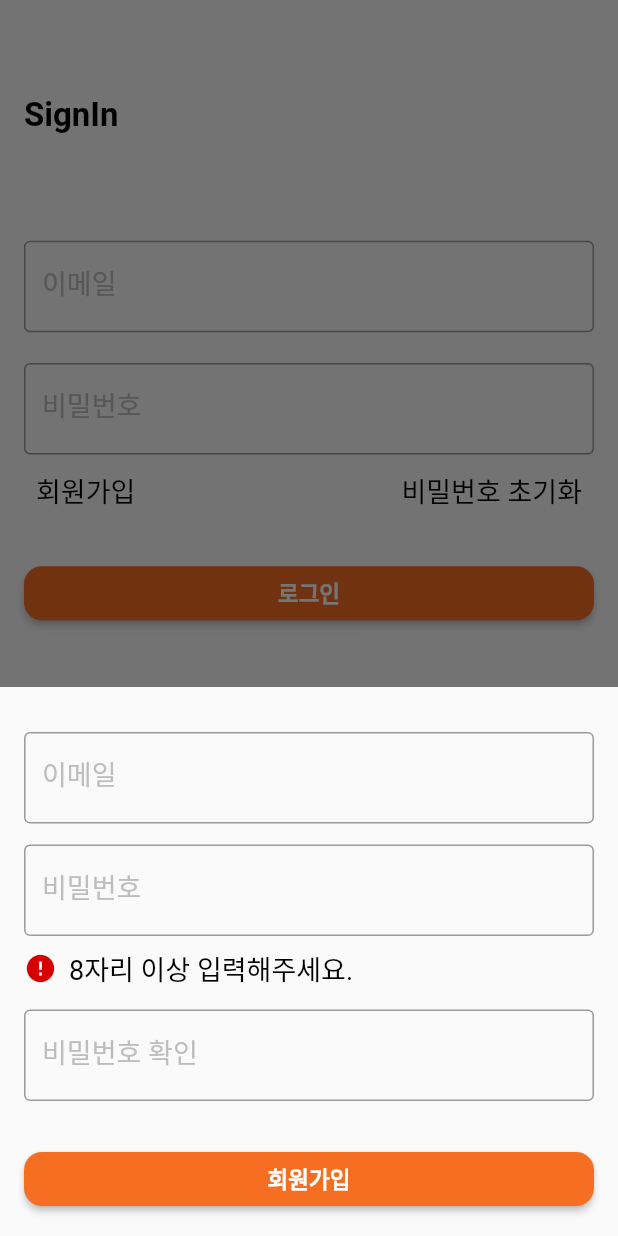
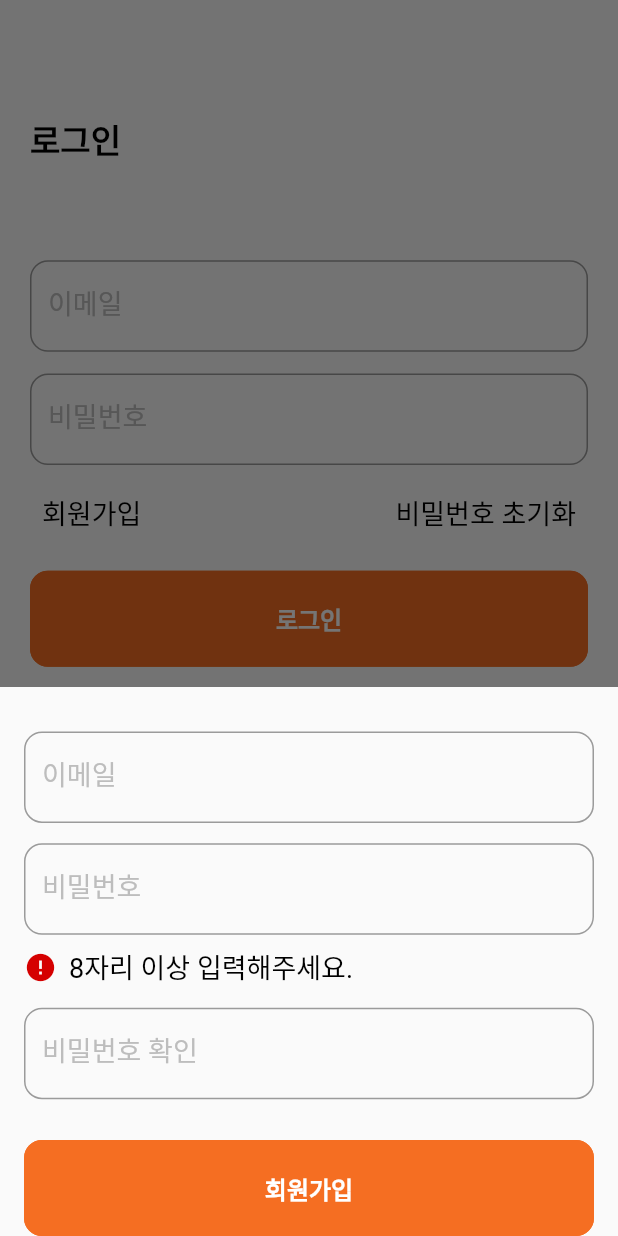
Before and after one commit to EvilStorm/OneDayMate-Flutter, a Flutter app: the SignInScreen screen opened by its route, after a tap on "회원가입", on a phone screen of 412 x 824 dp. Run offline on Flutter 3.47's test engine with Material 2 defaults, Android fonts, the phone set to English and light mode, and no system bars; our stand-ins replace expandable, firebase_auth, firebase_core, firebase_messaging, flutter_html, flutter_svg and 6 more; missing offline and left inert: flutter_facebook_auth, http_interceptor, kakao_flutter_sdk; accounts and stored records are empty; statements that could not run were skipped.

Commit message:
added theme and space const value change

```diff
--- a/lib/constants/color_store.dart
+++ b/lib/constants/color_store.dart
@@ -1,5 +1,6 @@
 import 'package:flutter/material.dart';
 
 class ColorStore {
-  static const fontBasicColor = Color(0xFF282843);
+  static const primaryColor = Color(0xFFF56E22);
+  static const textDismissColor = Color(0xFF999999);
 }
--- a/lib/constants/constants.dart
+++ b/lib/constants/constants.dart
@@ -1,3 +1,3 @@
 class Constants {
-  static const double sapceGap = 16.0;
+  static const double sapceGap = 4.0;
 }
--- /dev/null
+++ b/lib/screens/components/button.dart
@@ -0,0 +1,39 @@
+import 'package:flutter/material.dart';
+import 'package:flutter/src/foundation/key.dart';
+import 'package:flutter/src/widgets/framework.dart';
+import 'package:odm/constants/constants.dart';
+
+class Button extends StatelessWidget {
+  final String text;
+  final bool? isAccent;
+  final Function? action;
+  const Button({Key? key, required this.text, this.isAccent, this.action})
+      : super(key: key);
+
+  @override
+  Widget build(BuildContext context) {
+    return OutlinedButton(
+      style: OutlinedButton.styleFrom(
+        shape: RoundedRectangleBorder(
+            borderRadius: BorderRadius.circular(Constants.sapceGap * 3)),
+        backgroundColor:
+            (isAccent ?? false) ? Theme.of(context).primaryColor : Colors.white,
+        side: BorderSide(
+          width: 2,
+          color: (isAccent ?? false)
+              ? Theme.of(context).primaryColor
+              : const Color(0xFFD6D6D6),
+        ),
+      ),
+      onPressed: () => action?.call(),
+      child: Padding(
+        padding: const EdgeInsets.symmetric(vertical: Constants.sapceGap * 5),
+        child: Text(
+          text,
+          style: Theme.of(context).textTheme.button!.copyWith(
+              color: (isAccent ?? false) ? Colors.white : Colors.black),
+        ),
+      ),
+    );
+  }
+}
--- a/lib/screens/sign/screen_sign_in.dart
+++ b/lib/screens/sign/screen_sign_in.dart
@@ -27,16 +27,16 @@ class _SignInScreenState extends State<SignInScreen> {
               children: [
                 Padding(
                   padding: const EdgeInsets.symmetric(
-                      horizontal: Constants.sapceGap),
+                      horizontal: Constants.sapceGap * 5),
                   child: Column(
                     children: [
                       const SizedBox(
-                        height: Constants.sapceGap * 4,
+                        height: 76,
                       ),
                       Align(
                         alignment: Alignment.topLeft,
                         child: Text(
-                          'SignIn',
+                          '로그인',
                           style: Theme.of(context).textTheme.headline3,
                         ),
                       ),
@@ -45,20 +45,20 @@ class _SignInScreenState extends State<SignInScreen> {
                       ),
                       const SizedBox(height: 300.0, child: SignInWithEmail()),
                       const SizedBox(
-                        height: Constants.sapceGap / 2,
+                        height: Constants.sapceGap * 2,
                       ),
                       const SizedBox(
-                        height: Constants.sapceGap * 2,
+                        height: Constants.sapceGap * 8,
                       ),
                       const HorizentalBorder(),
                       const SizedBox(
-                        height: Constants.sapceGap * 2,
+                        height: Constants.sapceGap * 8,
                       ),
                       ThirdPartySignInSection(
                         height: 100,
                       ),
                       const SizedBox(
-                        height: Constants.sapceGap * 4,
+                        height: Constants.sapceGap * 2,
                       ),
                     ],
                   ),
--- a/lib/screens/sign/thrid_party_sign_in/button_circle.dart
+++ b/lib/screens/sign/thrid_party_sign_in/button_circle.dart
@@ -14,7 +14,7 @@ class CircleButton extends StatelessWidget {
     return ElevatedButton(
         style: ElevatedButton.styleFrom(
           shape: const CircleBorder(),
-          padding: const EdgeInsets.all(Constants.sapceGap / 2),
+          padding: const EdgeInsets.all(Constants.sapceGap * 2),
           primary: backgroundColor ?? Colors.white,
         ),
         onPressed: () {
--- a/lib/screens/sign/thrid_party_sign_in/button_sig_in_pull.dart
+++ b/lib/screens/sign/thrid_party_sign_in/button_sig_in_pull.dart
@@ -33,7 +33,7 @@ class ThridPartySignInButton extends StatelessWidget {
           callback();
         },
         child: Padding(
-          padding: const EdgeInsets.all(Constants.sapceGap / 2),
+          padding: const EdgeInsets.all(Constants.sapceGap * 2),
           child: Row(
             mainAxisAlignment: MainAxisAlignment.start,
             children: <Widget>[
@@ -48,7 +48,7 @@ class ThridPartySignInButton extends StatelessWidget {
               ),
               Container(
                   padding: const EdgeInsets.symmetric(
-                      horizontal: Constants.sapceGap / 2),
+                      horizontal: Constants.sapceGap * 2),
                   child: Text(
                     title,
                     style: TextStyle(
--- a/lib/screens/sign/thrid_party_sign_in/widget_border_horizental.dart
+++ b/lib/screens/sign/thrid_party_sign_in/widget_border_horizental.dart
@@ -16,7 +16,7 @@ class HorizentalBorder extends StatelessWidget {
         ),
       ),
       Padding(
-        padding: const EdgeInsets.symmetric(horizontal: Constants.sapceGap * 2),
+        padding: const EdgeInsets.symmetric(horizontal: Constants.sapceGap * 8),
         child: Text(
           'OR',
           style: Theme.of(context).textTheme.bodyText1,
--- a/lib/screens/sign/widget_add_account_email.dart
+++ b/lib/screens/sign/widget_add_account_email.dart
@@ -2,6 +2,7 @@ import 'package:flutter/material.dart';
 import 'package:get/get.dart';
 import 'package:odm/constants/constants.dart';
 import 'package:odm/controllers/controller_email_sign_in.dart';
+import 'package:odm/screens/components/button.dart';
 
 class AddAccountWithEmail extends StatefulWidget {
   final double? height;
@@ -21,7 +22,8 @@ class _AddAccountWithEmailState extends State<AddAccountWithEmail> {
 
   @override
   Widget build(BuildContext context) {
-    return SizedBox(
+    return SafeArea(
+      child: SizedBox(
         height: widget.height,
         child: Column(
           mainAxisSize: MainAxisSize.min,
@@ -35,7 +37,6 @@ class _AddAccountWithEmailState extends State<AddAccountWithEmail> {
               keyboardType: TextInputType.emailAddress,
               style: Theme.of(context).textTheme.bodyText1,
               decoration: const InputDecoration(
-              border: OutlineInputBorder(),
                 labelText: '이메일',
               ),
             ),
@@ -47,7 +48,6 @@ class _AddAccountWithEmailState extends State<AddAccountWithEmail> {
               obscureText: true,
               style: Theme.of(context).textTheme.bodyText1,
               decoration: const InputDecoration(
-              border: OutlineInputBorder(),
                 labelText: '비밀번호',
               ),
             ),
@@ -57,7 +57,7 @@ class _AddAccountWithEmailState extends State<AddAccountWithEmail> {
                 child: Padding(
                   padding: const EdgeInsets.fromLTRB(
                     0.0,
-                  Constants.sapceGap / 2,
+                    Constants.sapceGap * 2,
                     0.0,
                     0.0,
                   ),
@@ -69,7 +69,7 @@ class _AddAccountWithEmailState extends State<AddAccountWithEmail> {
                         color: Theme.of(context).errorColor,
                       ),
                       const SizedBox(
-                      width: Constants.sapceGap / 2,
+                        width: Constants.sapceGap * 2,
                       ),
                       Text(
                         '8자리 이상 입력해주세요.',
@@ -88,7 +88,6 @@ class _AddAccountWithEmailState extends State<AddAccountWithEmail> {
               obscureText: true,
               style: Theme.of(context).textTheme.bodyText1,
               decoration: const InputDecoration(
-              border: OutlineInputBorder(),
                 labelText: '비밀번호 확인',
               ),
             ),
@@ -97,22 +96,19 @@ class _AddAccountWithEmailState extends State<AddAccountWithEmail> {
             ),
             SizedBox(
               width: MediaQuery.of(context).size.width,
-            child: ElevatedButton(
-              onPressed: () {
+              child: Button(
+                text: '회원가입',
+                isAccent: true,
+                action: () {
                   if (!controller.checkInputVaildation()) {
                     return;
                   }
                   controller.addAccount();
                 },
-              child: const Text(
-                '회원가입',
               ),
             ),
+          ],
         ),
-          const Spacer(
-            flex: 1,
-          ),
-        ],
       ),
     );
   }
--- a/lib/screens/sign/widget_sign_in_with_email.dart
+++ b/lib/screens/sign/widget_sign_in_with_email.dart
@@ -1,6 +1,8 @@
 import 'package:flutter/material.dart';
 import 'package:get/get.dart';
+import 'package:odm/constants/constants.dart';
 import 'package:odm/controllers/controller_email_sign_in.dart';
+import 'package:odm/screens/components/button.dart';
 import 'package:odm/screens/sign/widget_add_account_email.dart';
 
 class SignInWithEmail extends StatefulWidget {
@@ -43,7 +45,6 @@ class _SignInWithEmailState extends State<SignInWithEmail> {
           keyboardType: TextInputType.emailAddress,
           style: Theme.of(context).textTheme.bodyText1,
           decoration: const InputDecoration(
-            border: OutlineInputBorder(),
             labelText: '이메일',
           ),
         ),
@@ -55,9 +56,11 @@ class _SignInWithEmailState extends State<SignInWithEmail> {
           obscureText: true,
           style: Theme.of(context).textTheme.bodyText1,
           decoration: const InputDecoration(
-            border: OutlineInputBorder(),
             labelText: '비밀번호',
           ),
+        ),
+        const SizedBox(
+          height: Constants.sapceGap * 2,
         ),
         Row(
           mainAxisAlignment: MainAxisAlignment.spaceBetween,
@@ -83,13 +86,10 @@ class _SignInWithEmailState extends State<SignInWithEmail> {
         ),
         SizedBox(
           width: MediaQuery.of(context).size.width,
-          child: ElevatedButton(
-            onPressed: () {
-              controller.signIn();
-            },
-            child: const Text(
-              '로그인',
-            ),
+          child: Button(
+            text: '로그인',
+            isAccent: true,
+            action: () => controller.signIn(),
           ),
         ),
         const Spacer(
--- a/lib/screens/splash/screen_splash.dart
+++ b/lib/screens/splash/screen_splash.dart
@@ -2,8 +2,6 @@ import 'package:flutter/material.dart';
 import 'package:flutter_svg/flutter_svg.dart';
 import 'package:get/get.dart';
 import 'package:odm/controllers/controller_splash.dart';
-import 'package:odm/screens/components/widget_notify.dart';
-import 'package:odm/screens/components/widget_term.dart';
 
 class SplashScreen extends GetView<SplashController> {
   const SplashScreen({Key? key}) : super(key: key);
--- a/lib/theme.dart
+++ b/lib/theme.dart
@@ -1,4 +1,6 @@
 import 'package:flutter/material.dart';
+import 'package:odm/constants/color_store.dart';
+import 'package:odm/constants/constants.dart';
 
 class Themes {
   static final lightTheme = ThemeData.light().copyWith(
@@ -11,6 +13,8 @@ class Themes {
       errorColor: Colors.redAccent[700],
       splashColor: Colors.transparent,
       highlightColor: const Color(0xFF2374ED),
+      textSelectionTheme:
+          const TextSelectionThemeData(cursorColor: ColorStore.primaryColor),
       elevatedButtonTheme: ElevatedButtonThemeData(
         style: ElevatedButton.styleFrom(
           primary: const Color(0xFFF56E22),
@@ -18,9 +22,22 @@ class Themes {
               RoundedRectangleBorder(borderRadius: BorderRadius.circular(12)),
         ),
       ),
-      sliderTheme: SliderThemeData(
+      inputDecorationTheme: InputDecorationTheme(
+        floatingLabelStyle: const TextStyle(color: ColorStore.primaryColor),
+        focusedBorder: OutlineInputBorder(
+          borderSide: const BorderSide(
+            style: BorderStyle.solid,
+            color: ColorStore.primaryColor,
+          ),
+          borderRadius: BorderRadius.circular(Constants.sapceGap * 3),
+        ),
+        border: OutlineInputBorder(
+          borderRadius: BorderRadius.circular(Constants.sapceGap * 3),
+        ),
+      ),
+      sliderTheme: const SliderThemeData(
         showValueIndicator: ShowValueIndicator.always,
-        valueIndicatorColor: const Color(0xFFF56E22),
+        valueIndicatorColor: Color(0xFFF56E22),
       ),
       textTheme: const TextTheme(
         headline1: TextStyle(
@@ -45,7 +62,7 @@ class Themes {
             fontSize: 16.0, fontWeight: FontWeight.w400, color: Colors.black),
         caption: TextStyle(fontSize: 14.0, color: Color(0xFFAFAFAF)),
         button: TextStyle(
-            fontSize: 15.0, fontWeight: FontWeight.bold, color: Colors.white),
+            fontSize: 16.0, fontWeight: FontWeight.bold, color: Colors.white),
         overline: TextStyle(fontSize: 14.0),
       ).apply(
           // bodyColor: Colors.black,
```
Lines whose indentation alone changed are shown as unchanged.
